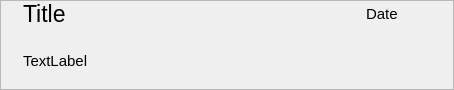
This is gotify_tray/gui/designs/widget_message.ui in seird/gotify-tray as Qt 5 draws it before an edit. The edited form follows.
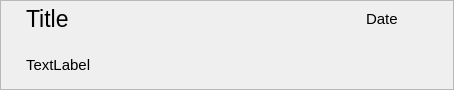
This is the edited form.

Commit message: display message priority colors

Patch:
```diff
--- a/gotify_tray/gui/designs/widget_message.ui
+++ b/gotify_tray/gui/designs/widget_message.ui
@@ -29,6 +29,9 @@
    <property name="bottomMargin">
     <number>0</number>
    </property>
+   <property name="horizontalSpacing">
+    <number>0</number>
+   </property>
    <item row="0" column="0">
     <widget class="QFrame" name="frame">
      <property name="frameShape">
@@ -41,13 +44,46 @@
       <property name="sizeConstraint">
        <enum>QLayout::SetMinimumSize</enum>
       </property>
+      <property name="leftMargin">
+       <number>0</number>
+      </property>
       <property name="topMargin">
        <number>0</number>
       </property>
       <property name="bottomMargin">
        <number>0</number>
       </property>
-      <item row="0" column="4">
+      <property name="verticalSpacing">
+       <number>3</number>
+      </property>
+      <item row="4" column="3" colspan="4">
+       <widget class="QLabel" name="label_message">
+        <property name="sizePolicy">
+         <sizepolicy hsizetype="Preferred" vsizetype="MinimumExpanding">
+          <horstretch>0</horstretch>
+          <verstretch>0</verstretch>
+         </sizepolicy>
+        </property>
+        <property name="font">
+         <font>
+          <pointsize>11</pointsize>
+         </font>
+        </property>
+        <property name="text">
+         <string>TextLabel</string>
+        </property>
+        <property name="wordWrap">
+         <bool>true</bool>
+        </property>
+        <property name="openExternalLinks">
+         <bool>true</bool>
+        </property>
+        <property name="textInteractionFlags">
+         <set>Qt::LinksAccessibleByMouse|Qt::TextSelectableByMouse</set>
+        </property>
+       </widget>
+      </item>
+      <item row="1" column="6">
        <widget class="QPushButton" name="pb_delete">
         <property name="text">
          <string/>
@@ -57,7 +93,7 @@
         </property>
        </widget>
       </item>
-      <item row="0" column="2">
+      <item row="1" column="4">
        <spacer name="horizontalSpacer">
         <property name="orientation">
          <enum>Qt::Horizontal</enum>
@@ -73,7 +109,38 @@
         </property>
        </spacer>
       </item>
-      <item row="0" column="1">
+      <item row="0" column="3" colspan="4">
+       <spacer name="verticalSpacer">
+        <property name="orientation">
+         <enum>Qt::Vertical</enum>
+        </property>
+        <property name="sizeType">
+         <enum>QSizePolicy::Fixed</enum>
+        </property>
+        <property name="sizeHint" stdset="0">
+         <size>
+          <width>0</width>
+          <height>2</height>
+         </size>
+        </property>
+       </spacer>
+      </item>
+      <item row="1" column="5">
+       <widget class="QLabel" name="label_date">
+        <property name="font">
+         <font>
+          <pointsize>11</pointsize>
+         </font>
+        </property>
+        <property name="text">
+         <string>Date</string>
+        </property>
+        <property name="textInteractionFlags">
+         <set>Qt::LinksAccessibleByMouse|Qt::TextSelectableByMouse</set>
+        </property>
+       </widget>
+      </item>
+      <item row="1" column="3">
        <widget class="QLabel" name="label_title">
         <property name="sizePolicy">
          <sizepolicy hsizetype="Expanding" vsizetype="Minimum">
@@ -99,52 +166,23 @@
         </property>
        </widget>
       </item>
-      <item row="0" column="0">
+      <item row="1" column="2">
        <widget class="QLabel" name="label_image">
         <property name="text">
          <string/>
         </property>
        </widget>
       </item>
-      <item row="3" column="1" colspan="4">
-       <widget class="QLabel" name="label_message">
-        <property name="sizePolicy">
-         <sizepolicy hsizetype="Preferred" vsizetype="MinimumExpanding">
-          <horstretch>0</horstretch>
-          <verstretch>0</verstretch>
-         </sizepolicy>
+      <item row="0" column="1" rowspan="5">
+       <widget class="QLabel" name="label_priority">
+        <property name="maximumSize">
+         <size>
+          <width>6</width>
+          <height>16777215</height>
+         </size>
         </property>
-        <property name="font">
-         <font>
-          <pointsize>11</pointsize>
-         </font>
-        </property>
         <property name="text">
-         <string>TextLabel</string>
-        </property>
-        <property name="wordWrap">
-         <bool>true</bool>
-        </property>
-        <property name="openExternalLinks">
-         <bool>true</bool>
-        </property>
-        <property name="textInteractionFlags">
-         <set>Qt::LinksAccessibleByMouse|Qt::TextSelectableByMouse</set>
-        </property>
-       </widget>
-      </item>
-      <item row="0" column="3">
-       <widget class="QLabel" name="label_date">
-        <property name="font">
-         <font>
-          <pointsize>11</pointsize>
-         </font>
-        </property>
-        <property name="text">
-         <string>Date</string>
-        </property>
-        <property name="textInteractionFlags">
-         <set>Qt::LinksAccessibleByMouse|Qt::TextSelectableByMouse</set>
+         <string/>
         </property>
        </widget>
       </item>
```
The commit also changes 6 other files.
